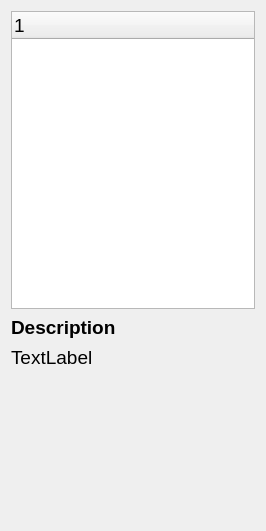
This is tools/HydroUQTool/parameterframe.ui in NHERI-SimCenter/HydroUQ as Qt 5 draws it before an edit. The edited form follows.
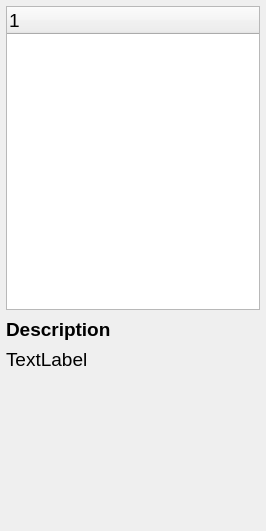
This is the edited form.

Patch:
```diff
--- a/tools/HydroUQTool/parameterframe.ui
+++ b/tools/HydroUQTool/parameterframe.ui
@@ -25,6 +25,18 @@
    <string>Form</string>
   </property>
   <layout class="QGridLayout" name="gridLayout" rowstretch="12,1,7">
+   <property name="leftMargin">
+    <number>6</number>
+   </property>
+   <property name="topMargin">
+    <number>6</number>
+   </property>
+   <property name="rightMargin">
+    <number>6</number>
+   </property>
+   <property name="bottomMargin">
+    <number>6</number>
+   </property>
    <item row="2" column="0">
     <widget class="QLabel" name="Lbl_Descript">
      <property name="text">
```
